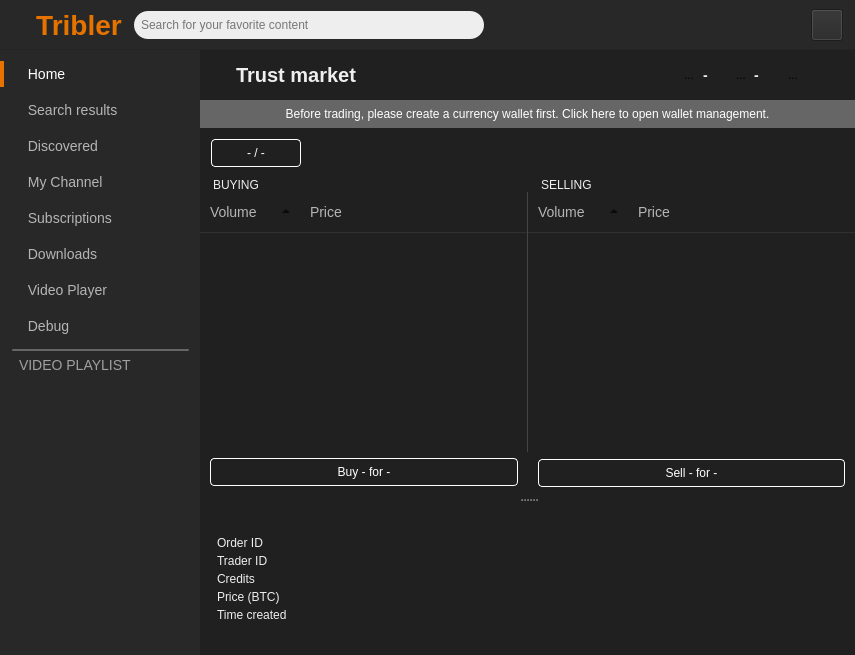
The window that TriblerGUI/qt_resources/mainwindow.ui (devos50/tribler) describes before a commit, drawn with Qt 5.
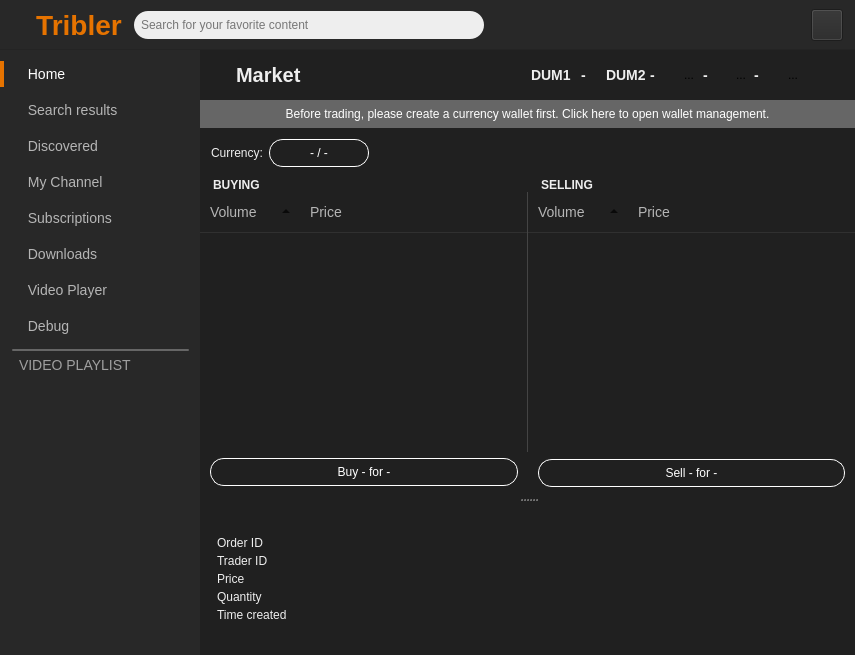
The same window after the commit. Icons and pictures are not drawn. Custom widgets are drawn as their Qt base class.

```diff
--- a/TriblerGUI/qt_resources/mainwindow.ui
+++ b/TriblerGUI/qt_resources/mainwindow.ui
@@ -9351,10 +9351,120 @@
                                             font-weight: bold;</string>
                </property>
                <property name="text">
-                <string>Trust market</string>
+                <string>Market</string>
                </property>
               </widget>
              </item>
+             <item>
+              <widget class="QLabel" name="label_67">
+               <property name="toolTip">
+                <string>Dummy 1</string>
+               </property>
+               <property name="styleSheet">
+                <string notr="true">font-weight: bold; font-size: 14px;</string>
+               </property>
+               <property name="text">
+                <string>DUM1</string>
+               </property>
+              </widget>
+             </item>
+             <item>
+              <spacer name="horizontalSpacer_88">
+               <property name="orientation">
+                <enum>Qt::Horizontal</enum>
+               </property>
+               <property name="sizeType">
+                <enum>QSizePolicy::Fixed</enum>
+               </property>
+               <property name="sizeHint" stdset="0">
+                <size>
+                 <width>10</width>
+                 <height>20</height>
+                </size>
+               </property>
+              </spacer>
+             </item>
+             <item>
+              <widget class="QLabel" name="dum1_amount_label">
+               <property name="styleSheet">
+                <string notr="true">font-weight: bold; font-size: 14px;</string>
+               </property>
+               <property name="text">
+                <string>-</string>
+               </property>
+              </widget>
+             </item>
+             <item>
+              <spacer name="horizontalSpacer_87">
+               <property name="orientation">
+                <enum>Qt::Horizontal</enum>
+               </property>
+               <property name="sizeType">
+                <enum>QSizePolicy::Fixed</enum>
+               </property>
+               <property name="sizeHint" stdset="0">
+                <size>
+                 <width>20</width>
+                 <height>20</height>
+                </size>
+               </property>
+              </spacer>
+             </item>
+             <item>
+              <widget class="QLabel" name="label_65">
+               <property name="toolTip">
+                <string>Dummy 2</string>
+               </property>
+               <property name="styleSheet">
+                <string notr="true">font-weight: bold; font-size: 14px;</string>
+               </property>
+               <property name="text">
+                <string>DUM2</string>
+               </property>
+              </widget>
+             </item>
+             <item>
+              <spacer name="horizontalSpacer_74">
+               <property name="orientation">
+                <enum>Qt::Horizontal</enum>
+               </property>
+               <property name="sizeType">
+                <enum>QSizePolicy::Minimum</enum>
+               </property>
+               <property name="sizeHint" stdset="0">
+                <size>
+                 <width>4</width>
+                 <height>20</height>
+                </size>
+               </property>
+              </spacer>
+             </item>
+             <item>
+              <widget class="QLabel" name="dum2_amount_label">
+               <property name="styleSheet">
+                <string notr="true">font-weight: bold; font-size: 14px;</string>
+               </property>
+               <property name="text">
+                <string>-</string>
+               </property>
+              </widget>
+             </item>
+             <item>
+              <spacer name="horizontalSpacer_73">
+               <property name="orientation">
+                <enum>Qt::Horizontal</enum>
+               </property>
+               <property name="sizeType">
+                <enum>QSizePolicy::Minimum</enum>
+               </property>
+               <property name="sizeHint" stdset="0">
+                <size>
+                 <width>20</width>
+                 <height>20</height>
+                </size>
+               </property>
+              </spacer>
+             </item>
              <item>
               <widget class="QToolButton" name="toolButton_4">
                <property name="minimumSize">
@@ -9614,17 +9724,24 @@
           <item>
            <widget class="QWidget" name="widget_39" native="true">
             <layout class="QHBoxLayout" name="horizontalLayout_51">
+             <item>
+              <widget class="QLabel" name="label_63">
+               <property name="text">
+                <string>Currency:</string>
+               </property>
+              </widget>
+             </item>
              <item>
               <widget class="QToolButton" name="market_currency_type_button">
                <property name="minimumSize">
                 <size>
-                 <width>90</width>
+                 <width>100</width>
                  <height>28</height>
                 </size>
                </property>
                <property name="maximumSize">
                 <size>
-                 <width>90</width>
+                 <width>100</width>
                  <height>28</height>
                 </size>
                </property>
@@ -9634,7 +9751,7 @@
                <property name="styleSheet">
                 <string notr="true">background: none;
 color: white;
-border-radius: 4px;
+border-radius: 14px;
 border: 1px solid white;
 font-size: 12px;</string>
                </property>
@@ -9744,7 +9861,8 @@
                        <item>
                         <widget class="QLabel" name="label_45">
                          <property name="styleSheet">
-                          <string notr="true">padding-left: 10px;</string>
+                          <string notr="true">padding-left: 10px;
+font-weight: bold;</string>
                          </property>
                          <property name="text">
                           <string>BUYING</string>
@@ -9755,7 +9873,7 @@
                      </widget>
                     </item>
                     <item>
-                     <widget class="QTreeWidget" name="asks_list">
+                     <widget class="QTreeWidget" name="bids_list">
                       <property name="styleSheet">
                        <string notr="true">QTreeWidget { border-right: 1px solid #444; }</string>
                       </property>
@@ -9840,7 +9958,7 @@
                          <property name="styleSheet">
                           <string notr="true">background: none;
 color: white;
-border-radius: 4px;
+border-radius: 14px;
 border: 1px solid white;
 font-size: 12px;</string>
                          </property>
@@ -9910,7 +10028,8 @@
                        <item>
                         <widget class="QLabel" name="label_46">
                          <property name="styleSheet">
-                          <string notr="true">padding-left: 10px</string>
+                          <string notr="true">padding-left: 10px;
+font-weight: bold;</string>
                          </property>
                          <property name="text">
                           <string>SELLING</string>
@@ -9921,7 +10040,7 @@
                      </widget>
                     </item>
                     <item>
-                     <widget class="QTreeWidget" name="bids_list">
+                     <widget class="QTreeWidget" name="asks_list">
                       <property name="indentation">
                        <number>0</number>
                       </property>
@@ -9997,7 +10116,7 @@
                          <property name="styleSheet">
                           <string notr="true">background: none;
 color: white;
-border-radius: 4px;
+border-radius: 14px;
 border: 1px solid white;
 font-size: 12px;</string>
                          </property>
@@ -10090,17 +10209,31 @@
                       </property>
                      </widget>
                     </item>
+                    <item row="2" column="1">
+                     <widget class="QLabel" name="market_detail_price_label">
+                      <property name="text">
+                       <string/>
+                      </property>
+                     </widget>
+                    </item>
+                    <item row="3" column="1">
+                     <widget class="QLabel" name="market_detail_quantity_label">
+                      <property name="text">
+                       <string/>
+                      </property>
+                     </widget>
+                    </item>
                     <item row="2" column="0">
-                     <widget class="QLabel" name="label_55">
-                      <property name="text">
-                       <string>Credits</string>
-                      </property>
-                     </widget>
-                    </item>
-                    <item row="3" column="0">
                      <widget class="QLabel" name="label_54">
                       <property name="text">
-                       <string>Price (BTC)</string>
+                       <string>Price</string>
+                      </property>
+                     </widget>
+                    </item>
+                    <item row="3" column="0">
+                     <widget class="QLabel" name="label_55">
+                      <property name="text">
+                       <string>Quantity</string>
                       </property>
                      </widget>
                     </item>
@@ -10111,20 +10244,6 @@
                       </property>
                      </widget>
                     </item>
-                    <item row="2" column="1">
-                     <widget class="QLabel" name="market_detail_credits_label">
-                      <property name="text">
-                       <string/>
-                      </property>
-                     </widget>
-                    </item>
-                    <item row="3" column="1">
-                     <widget class="QLabel" name="market_detail_price_label">
-                      <property name="text">
-                       <string/>
-                      </property>
-                     </widget>
-                    </item>
                     <item row="4" column="1">
                      <widget class="QLabel" name="market_detail_time_created_label">
                       <property name="text">
```
Left out of the diff: 6 changed lines with no effect on the pictures.
